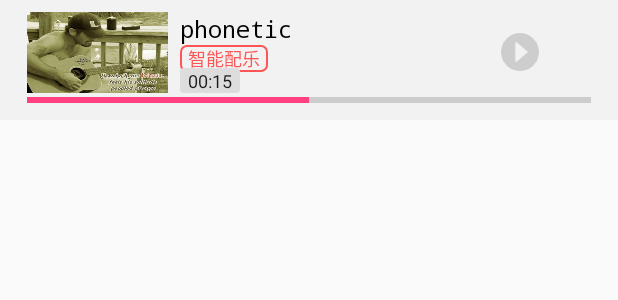
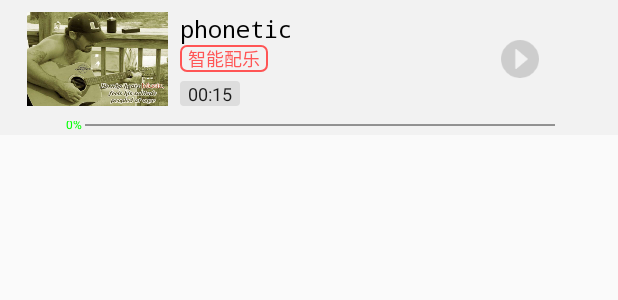
Before and after one commit to csuZipple/Xsheng, an Android app: the layout recycler_choose_music_item.xml on its own in the app's theme, with its tools: preview values and no code run, on a phone screen of 412 x 824 dp. Shown: the top 300 px of the screen. Run offline under Robolectric (Android 15) with nearby library versions, the phone set to English and light mode, and no system bars.

Commit message:
Rewrited the music  progress bar

```diff
--- a/app/src/main/java/zippler/cn/xs/adapter/RecyclerChooseMusicAdapter.java
+++ b/app/src/main/java/zippler/cn/xs/adapter/RecyclerChooseMusicAdapter.java
@@ -12,6 +12,7 @@ import android.widget.Toast;
 import java.util.List;
 
 import zippler.cn.xs.R;
+import zippler.cn.xs.component.LinearProgressBar;
 import zippler.cn.xs.entity.Music;
 import zippler.cn.xs.holder.MusicViewHolder;
 
@@ -52,7 +53,11 @@ public class RecyclerChooseMusicAdapter extends RecyclerView.Adapter<MusicViewHo
 //        holder.getMusicAuthor().setText();
         holder.getMusicLength().setText(music.getLength());
 //        holder.getMusicAvatar().setImageURI(Uri.parse(music.getPoster()));
-
+        LinearProgressBar view1 = holder.getMusicProgress();
+        //set progress here.
+        /*int progress1 = view1.getProgress();
+        view1.updatePaintColors();
+        view1.setProgress(progress1);*/
     }
 
     @Override
--- /dev/null
+++ b/app/src/main/java/zippler/cn/xs/component/LinearProgressBar.java
@@ -0,0 +1,250 @@
+package zippler.cn.xs.component;
+
+import android.content.Context;
+import android.content.res.TypedArray;
+import android.graphics.Canvas;
+import android.graphics.Paint;
+import android.graphics.Rect;
+import android.util.AttributeSet;
+import android.util.TypedValue;
+import android.widget.ProgressBar;
+
+import java.util.Random;
+
+import zippler.cn.xs.R;
+
+/**
+ * Created by Zipple on 2018/5/10.
+ * to display the music progress
+ */
+public class LinearProgressBar extends ProgressBar {
+
+    private static final String TAG = "ProgressView";
+    private int paddingLT = 3;
+    private int paddingRT = 3;
+    private Paint paint;
+    private Rect mbound;
+    private int textWidth;
+    private int textHeight;
+    private int mRealWidth;
+    private int heightMeasureSpe;
+    private Paint rightPaint;
+    private Paint textPaint;
+
+    public LinearProgressBar(Context context) {
+        this(context, null);
+    }
+
+    public LinearProgressBar(Context context, AttributeSet attrs) {
+        this(context, attrs, 0);
+    }
+
+    public LinearProgressBar(Context context, AttributeSet attrs, int defStyle) {
+        super(context, attrs, defStyle);
+
+        TypedArray a = context
+                .obtainStyledAttributes(attrs, R.styleable.MyView);
+        int progressColor = a.getColor(R.styleable.MyView_color, 0Xff0000ff);
+        int progressColor_r = a
+                .getColor(R.styleable.MyView_color_r, 0Xff0000ff);
+
+        a.recycle();
+        int bar = getProgress();
+        textPaint=new Paint(Paint.ANTI_ALIAS_FLAG);
+        textPaint.setDither(true);
+        textPaint.setColor(0xff00ff00);
+        paint = new Paint(Paint.ANTI_ALIAS_FLAG);
+        rightPaint = new Paint(Paint.ANTI_ALIAS_FLAG);
+        rightPaint.setColor(progressColor_r);
+        paint.setStyle(Paint.Style.FILL);
+        paint.setColor(progressColor);
+        mbound = new Rect();
+        measureText(bar + "");
+
+    }
+
+    @Override
+    protected synchronized void onMeasure(int widthMeasureSpec,int heightMeasureSpec) {
+        super.onMeasure(widthMeasureSpec, heightMeasureSpec);
+        int modeWidth = MeasureSpec.getMode(widthMeasureSpec);
+        int modeHeight = MeasureSpec.getMode(heightMeasureSpec);
+        int width = MeasureSpec.getSize(widthMeasureSpec);
+        int height = MeasureSpec.getSize(heightMeasureSpec);
+        int w = 0;
+        int h = 0;
+        switch (modeWidth) {
+            case MeasureSpec.EXACTLY:
+                w = width;
+                break;
+            case MeasureSpec.AT_MOST:
+            case MeasureSpec.UNSPECIFIED:
+                w = getMeasuredWidth() + getPaddingLeft() + getPaddingRight();
+                break;
+
+        }
+        w = modeWidth == MeasureSpec.AT_MOST ? Math.min(w, width) : w;
+        switch (modeHeight) {
+            case MeasureSpec.EXACTLY:
+                h = height;
+                break;
+            case MeasureSpec.AT_MOST:
+            case MeasureSpec.UNSPECIFIED:
+                h = (int) ((-paint.ascent() + paint.descent()) + getPaddingTop() + getPaddingBottom());
+                break;
+        }
+        h = modeHeight == MeasureSpec.AT_MOST ? Math.min(h, height) : h;
+        setMeasuredDimension(w, h);
+
+    }
+
+    /**
+     * Measurement of progress font width
+     * @param text the bar
+     */
+    private void measureText(String text) {
+        textPaint.getTextBounds(text, 0, text.length(), mbound);
+        textWidth = (int) textPaint.measureText(text);
+        Paint.FontMetrics fm = textPaint.getFontMetrics();
+        textHeight = (int) (fm.descent + fm.ascent);
+
+    }
+
+    private int mRight;
+    private int mLeft;
+    private int mRealText;
+    private int mLineHeight;
+    private int mTextHeight;
+
+    @Override
+    protected synchronized void onDraw(Canvas canvas) {
+        super.onDraw(canvas);
+        // 判断是否到达右末端
+        boolean isFinishRight = false;
+        canvas.save();
+        // 获取进度
+        int progress = getProgress();
+        // 0~1 速率 *1.0f先 不然会都等于0
+        float rate = progress * 1.0f / getMax();
+        // 不断累加
+        float start = (mRealWidth - textWidth - paddingLT * 2) * rate;
+        String text = progress + "%";
+        measureText(text);
+        // 右边长度变化
+        mRight = (int) (start + textWidth + paddingLT * 2 + getPaddingLeft());
+        // 左边长度变化
+        mLeft = (int) (start + getPaddingLeft());
+        // text 加上两个gap的实际宽度
+        mRealText = textWidth + paddingLT * 2;
+        // 线的实际高度
+//        mLineHeight = -textHeight / 2 + getPaddingTop();
+        mLineHeight = -textHeight / 2;
+        // 字体的高度
+//        mTextHeight = -textHeight + getPaddingTop();
+        mTextHeight = -textHeight;
+
+        // 判断未画的线 是不是到达 到达就把最变量start值 赋给最大值
+        if (start + textWidth + paddingLT * 2 > mRealWidth) {
+            start = mRealWidth;
+            // 控制是否继续画
+            isFinishRight = true;
+        }
+        if (!isFinishRight) {
+            // 画右边线条
+            drawRight(canvas);
+
+        }
+        // 标志 是否大于等于实际宽度
+        float endX = start + textWidth + paddingLT * 2;
+        if (endX >= mRealWidth) {
+            // left 的最点位子，不再继续画
+            start = mRealWidth - textWidth - paddingLT * 2;
+            drawLeft(canvas, start);
+
+        } else {
+            // 不满足前面条件 则不断加上去
+            drawLeft(canvas, start);
+        }
+
+        // 画进度  要判断endX也行  有点麻烦了
+        drawText(canvas, text);
+
+        canvas.restore();
+    }
+
+    /**
+     * @param canvas
+     *            左侧进度
+     */
+    private void drawRight(Canvas canvas) {
+
+        canvas.drawLine(mLeft + mRealText, mLineHeight, mRealWidth
+                + getPaddingLeft(), mLineHeight, rightPaint);
+
+    }
+
+    private void drawLeft(Canvas canvas, float start) {
+
+        canvas.drawLine(getPaddingLeft(), mLineHeight, mLeft, mLineHeight,
+                paint);
+
+    }
+
+    private void drawText(Canvas canvas, String text) {
+
+        canvas.drawText(text, mLeft + paddingLT, mTextHeight, textPaint);
+
+    }
+
+    @Override
+    protected void onSizeChanged(int w, int h, int oldw, int oldh) {
+
+        super.onSizeChanged(w, h, oldw, oldh);
+        // 实际长度
+        mRealWidth = w - getPaddingLeft() - getPaddingRight();
+
+    }
+
+    /**
+     * dp 2 px
+     *
+     * @param dpVal
+     */
+    protected int dp2px(int dpVal) {
+        return (int) TypedValue.applyDimension(TypedValue.COMPLEX_UNIT_DIP,
+                dpVal, getResources().getDisplayMetrics());
+    }
+
+    /**
+     * sp 2 px
+     *
+     * @param spVal
+     * @return
+     */
+    protected int sp2px(int spVal) {
+        return (int) TypedValue.applyDimension(TypedValue.COMPLEX_UNIT_SP,
+                spVal, getResources().getDisplayMetrics());
+
+    }
+    String[]  colors=new String[]{"#fe9d01",
+            "#fe9d01",
+            "#ffbb1c",
+            "#eed205",
+            "#ff8c05",
+            "#ff6600",
+            "#ffa500"
+    };
+    //改变画笔颜色
+    public void updatePaintColors(){
+        Random random=new Random();
+
+        this.paint.setARGB(255, random.nextInt(255), random.nextInt(255), random.nextInt(255));
+        this.textPaint.setARGB(255, random.nextInt(255), random.nextInt(255), random.nextInt(255));
+        this.rightPaint.setARGB(255, random.nextInt(255), random.nextInt(255), random.nextInt(255));
+
+
+//      int i=random.nextInt(colors.length);
+//      this.paint.setColor(Color.parseColor(colors[i]));
+//      int j=  random.nextInt(colors.length);
+//      this.rightPaint.setColor(Color.parseColor(colors[j]));
+    }
+}
--- a/app/src/main/java/zippler/cn/xs/fragment/CameraFragment.java
+++ b/app/src/main/java/zippler/cn/xs/fragment/CameraFragment.java
@@ -11,7 +11,6 @@ import android.os.Bundle;
 import android.provider.MediaStore;
 import android.support.annotation.NonNull;
 import android.support.v4.app.Fragment;
-import android.support.v7.widget.DividerItemDecoration;
 import android.support.v7.widget.RecyclerView;
 import android.util.Log;
 import android.view.LayoutInflater;
@@ -31,7 +30,7 @@ import zippler.cn.xs.activity.RecorderActivity;
 import zippler.cn.xs.adapter.RecyclerChooseMusicAdapter;
 import zippler.cn.xs.entity.Music;
 import zippler.cn.xs.util.LinearScrollLayoutManager;
-import zippler.cn.xs.util.RemoveLastLineDividerItemDecoration;
+import zippler.cn.xs.util.SpaceItemDecoration;
 
 import static android.app.Activity.RESULT_OK;
 import static android.content.ContentValues.TAG;
@@ -70,7 +69,8 @@ public class CameraFragment extends Fragment implements View.OnClickListener{
 
         LinearScrollLayoutManager linerLayoutManager = new LinearScrollLayoutManager(this.getContext());
         recyclerView.setLayoutManager(linerLayoutManager);
-        recyclerView.addItemDecoration(new RemoveLastLineDividerItemDecoration(this.getContext(), DividerItemDecoration.VERTICAL));
+//        recyclerView.addItemDecoration(new RemoveLastLineDividerItemDecoration(this.getContext(), DividerItemDecoration.VERTICAL));
+        recyclerView.addItemDecoration(new SpaceItemDecoration(0,4));
 
         Log.d(TAG, "onCreateView: music init");
         initMusic();
--- a/app/src/main/java/zippler/cn/xs/holder/MusicViewHolder.java
+++ b/app/src/main/java/zippler/cn/xs/holder/MusicViewHolder.java
@@ -6,6 +6,7 @@ import android.widget.ImageView;
 import android.widget.TextView;
 
 import zippler.cn.xs.R;
+import zippler.cn.xs.component.LinearProgressBar;
 
 /**
  * Created by Zipple on 2018/5/6.
@@ -17,6 +18,7 @@ public class MusicViewHolder extends RecyclerView.ViewHolder {
     private TextView musicAuthor;
     private TextView musicLength;
     private ImageView play;
+    private LinearProgressBar musicProgress;
 
     public MusicViewHolder(View itemView) {
         super(itemView);
@@ -25,6 +27,7 @@ public class MusicViewHolder extends RecyclerView.ViewHolder {
         musicAuthor = itemView.findViewById(R.id.music_author);
         musicLength = itemView.findViewById(R.id.music_length);
         play = itemView.findViewById(R.id.music_play);
+        musicProgress= itemView.findViewById(R.id.music_progress);
     }
 
     public ImageView getMusicAvatar() {
@@ -66,4 +69,12 @@ public class MusicViewHolder extends RecyclerView.ViewHolder {
     public void setPlay(ImageView play) {
         this.play = play;
     }
+
+    public LinearProgressBar getMusicProgress() {
+        return musicProgress;
+    }
+
+    public void setMusicPogress(LinearProgressBar musicProgress) {
+        this.musicProgress = musicProgress;
+    }
 }
--- a/app/src/main/res/layout/recycler_choose_music_item.xml
+++ b/app/src/main/res/layout/recycler_choose_music_item.xml
@@ -1,16 +1,24 @@
 <?xml version="1.0" encoding="utf-8"?>
 <LinearLayout xmlns:android="http://schemas.android.com/apk/res/android"
     xmlns:tools="http://schemas.android.com/tools"
+    android:layout_width="match_parent"
+    android:layout_height="90dp"
+    xmlns:progress="http://schemas.android.com/apk/res-auto"
+    android:background="#f2f2f2"
+    android:orientation="vertical">
+
+    <LinearLayout
         android:orientation="vertical"
         android:layout_width="match_parent"
-    android:layout_height="80dp"
+        android:layout_height="0dp"
+        android:layout_weight="1"
+
         android:paddingTop="8dp"
         android:paddingBottom="8dp"
         android:paddingStart="18dp"
         android:paddingEnd="18dp"
         android:gravity="center_vertical"
         android:background="#f2f2f2">
-
         <LinearLayout
             android:orientation="horizontal"
             android:layout_width="match_parent"
@@ -91,12 +99,21 @@
             </LinearLayout>
 
         </LinearLayout>
+    </LinearLayout>
 
-    <ProgressBar
+
+    <LinearLayout
         android:layout_width="match_parent"
-        android:layout_height="10dp"
-        style="?android:attr/progressBarStyleHorizontal"
-        android:visibility="visible"
-        android:max="100"
-        android:progress="50"/>
+        android:layout_height="wrap_content"
+        android:gravity="center_horizontal">
+
+        <zippler.cn.xs.component.LinearProgressBar
+            android:id="@+id/music_progress"
+            android:layout_width="328dp"
+            android:layout_height="wrap_content"
+            progress:color_r="#333333"
+            progress:color="#ff0000ff"
+            android:layout_marginTop="2dp"/>
     </LinearLayout>
+
+</LinearLayout>
--- /dev/null
+++ b/app/src/main/res/values/progress.xml
@@ -0,0 +1,7 @@
+<?xml version="1.0" encoding="utf-8"?>
+<resources>
+    <declare-styleable name="MyView">
+        <attr name="color" format="color" />
+        <attr name="color_r" format="color" />
+    </declare-styleable>
+</resources>
```
Lines whose indentation alone changed are shown as unchanged.
